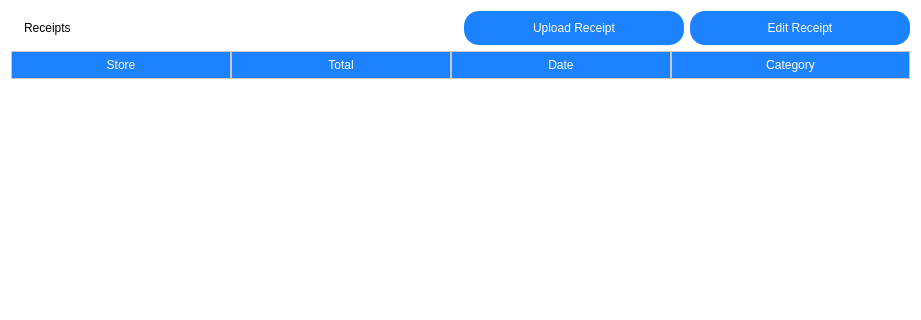
Above: frontend/ReceiptVault/ReceiptsPage.ui from IsaiahIruoha/receiptvault before the change; both pictures show x 0 to 921 and y 0 to 320 of the 921 by 537 pixel window. Below: the same form after it.
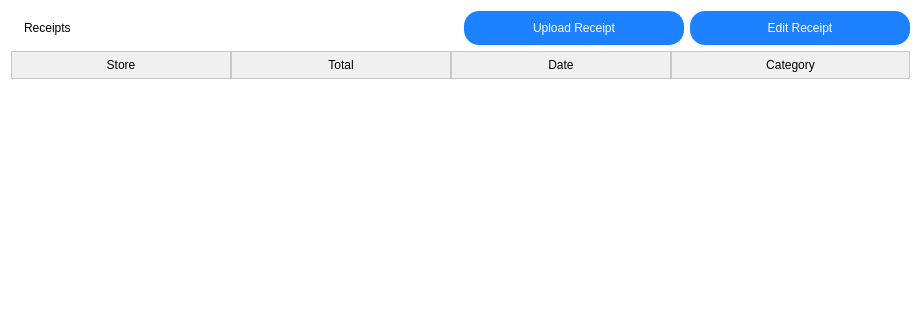
That is the form after the change. Icons and pictures are not drawn.

Diff of the .ui file:
```diff
--- a/frontend/ReceiptVault/ReceiptsPage.ui
+++ b/frontend/ReceiptVault/ReceiptsPage.ui
@@ -22,7 +22,28 @@
   <property name="styleSheet">
    <string notr="true">QWidget {
     background-color: white;
-}</string>
+}
+
+QDialog {
+    background-color: white;
+    border-radius: 10px;
+    padding: 10px;
+}
+
+QLabel {
+    font: 14px &quot;Arial&quot;;
+    color: black;
+    padding: 2px 0;
+}
+
+QLineEdit, QComboBox {
+    border: 1px solid rgb(200, 200, 200);
+    border-radius: 5px;
+    padding: 5px;
+    background-color: rgb(245, 245, 245);
+    font: 14px &quot;Arial&quot;;
+}
+</string>
   </property>
   <layout class="QGridLayout" name="gridLayout">
    <item row="0" column="0">
@@ -77,17 +98,48 @@
 }
 
 QHeaderView::section {
-    background-color: rgb(28, 130, 255);
-    color: white;
+    background-color: rgb(240, 240, 240); 
+    color: black; 
     font: bold 14px &quot;Arial&quot;;
     padding: 4px;
     border: 1px solid rgb(200, 200, 200);
 }
 
 QTableWidget::item:selected {
-    background-color: rgb(28, 130, 255);
-    color: white;
+    background-color: rgb(235, 245, 255); 
+    color: black;
 }
+
+QComboBox {
+    border: 1px solid rgb(200, 200, 200); 
+    border-radius: 5px; 
+    padding: 4px 8px;
+    background-color: white; 
+    font: 14px &quot;Arial&quot;; 
+}
+
+QComboBox::drop-down {
+    border: none;
+    subcontrol-origin: padding;
+    subcontrol-position: top right;
+    width: 20px; 
+}
+
+QComboBox::down-arrow {
+    image: url(:/icons/down-arrow.png); 
+    width: 10px;
+    height: 10px;
+}
+
+QComboBox QAbstractItemView {
+    border: 1px solid rgb(200, 200, 200); 
+    border-radius: 5px; 
+    background-color: white;
+    font: 14px &quot;Arial&quot;; 
+    selection-background-color: rgb(220, 220, 220); 
+    selection-color: black;
+}
+
 </string>
      </property>
      <property name="editTriggers">
```
